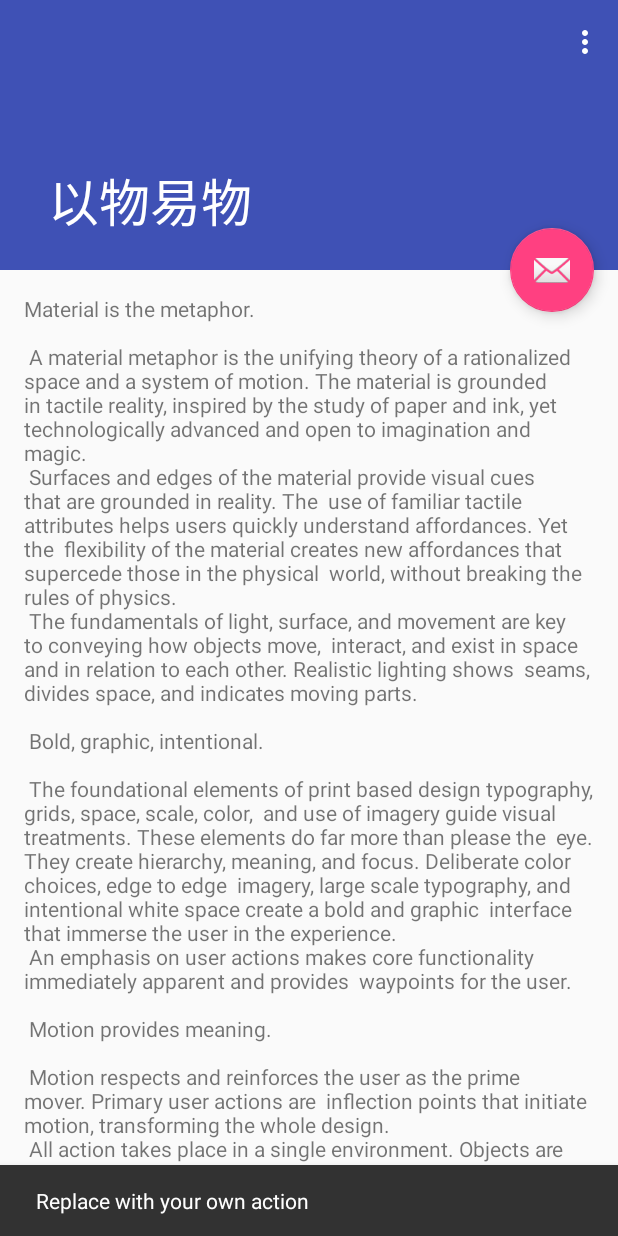
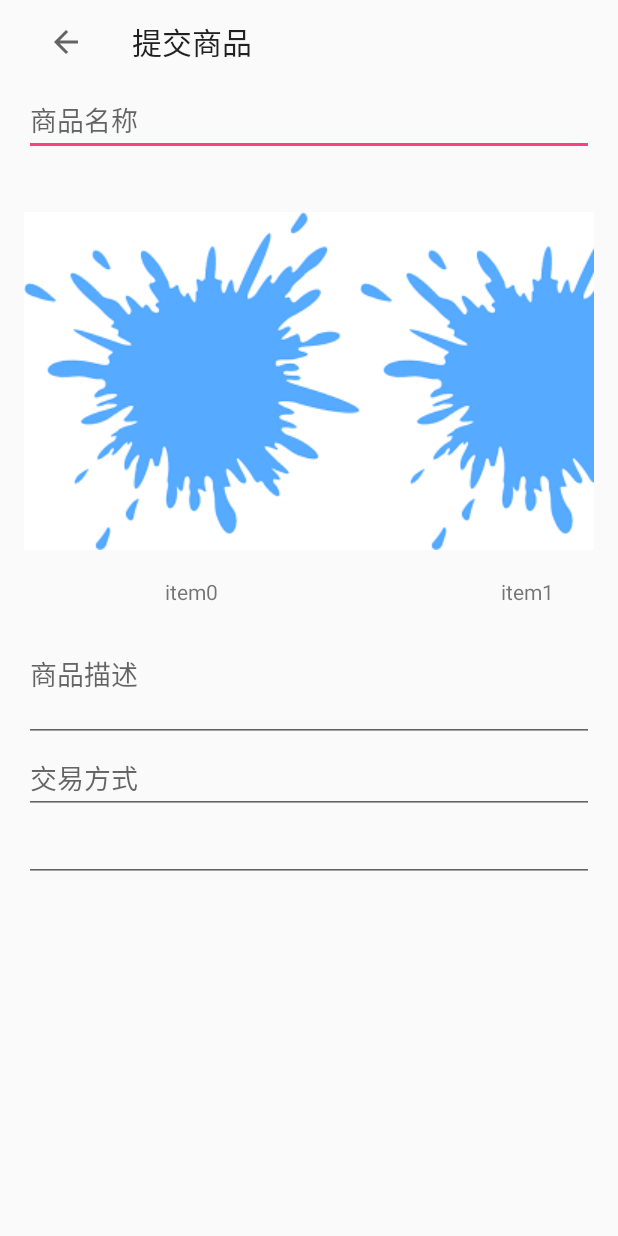
Before and after one commit to github201407/ExNeires, an Android app: the screen it shows after launch (ScrollingActivity before the commit, SubmitRes after it), after a tap on an icon or button, on a phone screen of 412 x 824 dp. Run offline under Robolectric (Android 15) with nearby library versions, the phone set to English and light mode, and no system bars.

Commit message:
add submitRes

```diff
--- a/app/src/main/AndroidManifest.xml
+++ b/app/src/main/AndroidManifest.xml
@@ -1,29 +1,39 @@
 <?xml version="1.0" encoding="utf-8"?>
 <manifest xmlns:android="http://schemas.android.com/apk/res/android"
-    package="com.jen.change.exneires" >
+    package="com.jen.change.exneires">
 
-    <uses-permission android:name="android.permission.INTERNET"/>
+    <uses-permission android:name="android.permission.INTERNET" />
 
     <application
+        android:name=".AppModel"
         android:allowBackup="true"
-        android:name=".AppModel"
         android:icon="@mipmap/ic_launcher"
         android:label="@string/app_name"
         android:supportsRtl="true"
-        android:theme="@style/AppTheme" >
+        android:theme="@style/AppTheme">
         <activity
             android:name=".splash.SplashActivity"
             android:label="@string/app_name"
-            android:theme="@style/AppTheme.NoActionBar" >
+            android:theme="@style/AppTheme.NoActionBar">
             <intent-filter>
                 <action android:name="android.intent.action.MAIN" />
 
                 <category android:name="android.intent.category.LAUNCHER" />
             </intent-filter>
         </activity>
-        <activity android:name=".ScrollingActivity"
+        <activity
+            android:name=".ScrollingActivity"
             android:label="@string/app_name"
             android:theme="@style/AppTheme.NoActionBar" />
+        <activity
+            android:name=".SubmitRes"
+            android:label="@string/submitRes"
+            android:parentActivityName=".splash.SplashActivity"
+            android:theme="@style/AppTheme.NoActionBar">
+            <meta-data
+                android:name="android.support.PARENT_ACTIVITY"
+                android:value=".splash.SplashActivity" />
+        </activity>
     </application>
 
 </manifest>
--- a/app/src/main/java/com/jen/change/exneires/AppKeys.java
+++ b/app/src/main/java/com/jen/change/exneires/AppKeys.java
@@ -4,5 +4,5 @@ package com.jen.change.exneires;
  * Created by Administrator on 2015/12/10.
  */
 public class AppKeys {
-    public final static long SPLASH_DURATION = 3 * 1000;
+    public final static long SPLASH_DURATION = 0;
 }
--- /dev/null
+++ b/app/src/main/java/com/jen/change/exneires/RecyclerAdapter.java
@@ -0,0 +1,95 @@
+package com.jen.change.exneires;
+
+import android.content.Context;
+import android.support.v4.content.ContextCompat;
+import android.support.v7.widget.RecyclerView;
+import android.support.v7.widget.RecyclerView.Adapter;
+import android.view.View;
+import android.view.ViewGroup;
+import android.widget.ImageView;
+import android.widget.TextView;
+
+/**
+ * @ClassName RecyclerAdapter
+ * @Description TODO
+ * @date 2014-7-2
+ */
+public class RecyclerAdapter extends Adapter<RecyclerAdapter.ViewHolder>{
+	private String[] mDataset;
+	private Context context;
+
+	/**
+	 * @Description: TODO
+	 */
+	public RecyclerAdapter(Context context, String[] dataset) {
+		this.mDataset = dataset;
+		this.context = context;
+	}
+
+	public class ViewHolder extends RecyclerView.ViewHolder {
+
+		private TextView mTextView;
+		private ImageView mImageView;
+
+		/**
+		 * @Description: TODO
+		 * @param itemView
+		 */
+		public ViewHolder(View itemView) {
+			super(itemView);
+			mTextView = (TextView) itemView.findViewById(R.id.text1);
+			mImageView = (ImageView)itemView.findViewById(R.id.icon);
+//			mTextView.setOnClickListener(new OnClickListener() {
+//
+//				@Override
+//				public void onClick(View v) {
+//					Toast.makeText(v.getContext(), mTextView.getText(), Toast.LENGTH_SHORT).show();
+//
+//				}
+//			});
+		}
+
+	}
+
+	/**
+	 * @Method: getItemCount
+	 * @Description: TODO
+	 * @return
+	 * @see Adapter#getItemCount()
+	 */
+	@Override
+	public int getItemCount() {
+		return mDataset.length;
+	}
+
+	/**
+	 * @Method: onBindViewHolder
+	 * @Description: TODO
+	 * @param holder
+	 * @param position
+	 * @see Adapter#onBindViewHolder(RecyclerView.ViewHolder,
+	 *      int)
+	 */
+	@Override
+	public void onBindViewHolder(ViewHolder holder, int position) {
+		holder.mImageView.setImageDrawable(ContextCompat.getDrawable(context, R.drawable.splash));
+		holder.mTextView.setText(mDataset[position]);
+	}
+
+	/**
+	 * @Method: onCreateViewHolder
+	 * @Description: TODO
+	 * @param parent
+	 * @param viewType
+	 * @return
+	 * @see Adapter#onCreateViewHolder(ViewGroup,
+	 *      int)
+	 */
+	@Override
+	public ViewHolder onCreateViewHolder(ViewGroup parent, int viewType) {
+		View view = View.inflate(parent.getContext(), R.layout.recycler_item, null);
+		ViewHolder holder = new ViewHolder(view);
+		return holder;
+	}
+
+}
--- a/app/src/main/java/com/jen/change/exneires/ScrollingActivity.java
+++ b/app/src/main/java/com/jen/change/exneires/ScrollingActivity.java
@@ -2,12 +2,11 @@ package com.jen.change.exneires;
 
 import android.os.Bundle;
 import android.support.design.widget.FloatingActionButton;
-import android.support.design.widget.Snackbar;
 import android.support.v7.app.AppCompatActivity;
 import android.support.v7.widget.Toolbar;
-import android.view.View;
 import android.view.Menu;
 import android.view.MenuItem;
+import android.view.View;
 
 public class ScrollingActivity extends AppCompatActivity {
 
@@ -24,8 +23,9 @@ public class ScrollingActivity extends AppCompatActivity {
         fab.setOnClickListener(new View.OnClickListener() {
             @Override
             public void onClick(View view) {
-                Snackbar.make(view, "Replace with your own action", Snackbar.LENGTH_LONG)
-                        .setAction("Action", null).show();
+//                Snackbar.make(view, "Replace with your own action", Snackbar.LENGTH_LONG)
+//                        .setAction("Action", null).show();
+                SubmitRes.Instance(ScrollingActivity.this);
             }
         });
 
--- /dev/null
+++ b/app/src/main/java/com/jen/change/exneires/SubmitRes.java
@@ -0,0 +1,70 @@
+package com.jen.change.exneires;
+
+import android.content.Context;
+import android.content.Intent;
+import android.os.Bundle;
+import android.support.v7.app.ActionBar;
+import android.support.v7.app.AppCompatActivity;
+import android.support.v7.widget.LinearLayoutManager;
+import android.support.v7.widget.RecyclerView;
+import android.support.v7.widget.Toolbar;
+
+/**
+ * Created by Administrator on 2015/12/16.
+ */
+public class SubmitRes extends AppCompatActivity{
+    private RecyclerView mRecyclerView;
+
+    public static void Instance(Context context){
+        Intent intent = new Intent(context, SubmitRes.class);
+        context.startActivity(intent);
+    }
+
+    @Override
+    protected void onCreate(Bundle savedInstanceState) {
+        super.onCreate(savedInstanceState);
+        setContentView(R.layout.submit_res);
+
+        // Add toolbar
+        Toolbar toolbar = (Toolbar) findViewById(R.id.toolbar);
+        setSupportActionBar(toolbar);
+
+        // Add the Up button
+        ActionBar ab = getSupportActionBar();
+        if (ab != null) {
+            ab.setDisplayHomeAsUpEnabled(true);
+        }
+
+        initRecyclerView();
+
+    }
+
+    /**
+     * init RecyclerView
+     */
+    private void initRecyclerView() {
+        mRecyclerView = (RecyclerView) findViewById(R.id.recyclerView);
+        // make recyclerView horizontal scroll
+        LinearLayoutManager layoutManager = new LinearLayoutManager(this);
+        layoutManager.setOrientation(LinearLayoutManager.HORIZONTAL);
+        mRecyclerView.setLayoutManager(layoutManager);
+
+        String[] dataset = new String[100];
+        for (int i = 0; i < dataset.length; i++) {
+            dataset[i] = "item" + i;
+        }
+        RecyclerAdapter mAdapter = new RecyclerAdapter(this, dataset);
+        mRecyclerView.setAdapter(mAdapter);
+
+    }
+
+    @Override
+    public void onBackPressed() {
+        super.onBackPressed();
+    }
+
+    @Override
+    protected void onDestroy() {
+        super.onDestroy();
+    }
+}
--- /dev/null
+++ b/app/src/main/res/layout/recycler_item.xml
@@ -0,0 +1,21 @@
+<?xml version="1.0" encoding="utf-8"?>
+<RelativeLayout xmlns:android="http://schemas.android.com/apk/res/android"
+    android:layout_width="match_parent"
+    android:layout_height="match_parent"
+    android:layout_margin="5dp">
+
+    <ImageView
+        android:id="@+id/icon"
+        android:layout_width="wrap_content"
+        android:layout_height="wrap_content"
+        android:layout_centerInParent="true"
+        android:scaleType="centerCrop"/>
+
+    <TextView
+        android:id="@+id/text1"
+        android:layout_width="wrap_content"
+        android:layout_height="wrap_content"
+        android:layout_alignParentBottom="true"
+        android:layout_marginBottom="10dp"
+        android:layout_centerHorizontal="true"/>
+</RelativeLayout>
--- /dev/null
+++ b/app/src/main/res/layout/submit_res.xml
@@ -0,0 +1,56 @@
+<?xml version="1.0" encoding="utf-8"?>
+<LinearLayout xmlns:android="http://schemas.android.com/apk/res/android"
+    android:layout_width="match_parent"
+    android:layout_height="match_parent"
+    xmlns:app="http://schemas.android.com/apk/res-auto"
+    android:orientation="vertical"
+    android:layout_marginLeft="@dimen/fab_margin"
+    android:layout_marginRight="@dimen/fab_margin">
+
+    <android.support.v7.widget.Toolbar android:id="@+id/toolbar"
+        app:contentScrim="?attr/colorPrimary"
+        android:layout_height="?attr/actionBarSize" android:layout_width="match_parent"
+        app:layout_collapseMode="pin" app:popupTheme="@style/AppTheme.PopupOverlay" />
+
+    <ScrollView
+        android:layout_width="match_parent"
+        android:layout_height="match_parent">
+
+        <LinearLayout
+            android:layout_width="match_parent"
+            android:layout_height="wrap_content"
+            android:orientation="vertical">
+
+            <EditText
+                android:id="@+id/editText"
+                android:layout_width="match_parent"
+                android:layout_height="wrap_content"
+                android:hint="@string/resName"/>
+
+            <android.support.v7.widget.RecyclerView
+                android:id="@+id/recyclerView"
+                android:layout_width="wrap_content"
+                android:layout_height="300dp"
+                android:orientation="horizontal" />
+
+            <EditText
+                android:id="@+id/editDesc"
+                android:layout_width="match_parent"
+                android:layout_height="wrap_content"
+                android:hint="@string/desc"
+                android:minLines="3" />
+
+            <EditText
+                android:id="@+id/editBarterType"
+                android:layout_width="match_parent"
+                android:layout_height="wrap_content"
+                android:hint="@string/barterType"/>
+
+            <EditText
+                android:id="@+id/editBarterRes"
+                android:layout_width="match_parent"
+                android:layout_height="wrap_content" />
+        </LinearLayout>
+
+    </ScrollView>
+</LinearLayout>
--- a/app/src/main/res/values/strings.xml
+++ b/app/src/main/res/values/strings.xml
@@ -91,4 +91,8 @@
     </string>
     <string name="action_settings">Settings</string>
     <string name="app_name_test">以物易物</string>
+    <string name="desc">商品描述</string>
+    <string name="barterType">交易方式</string>
+    <string name="resName">商品名称</string>
+    <string name="submitRes">提交商品</string>
 </resources>
```
Also changed, not shown: 1 other file.
